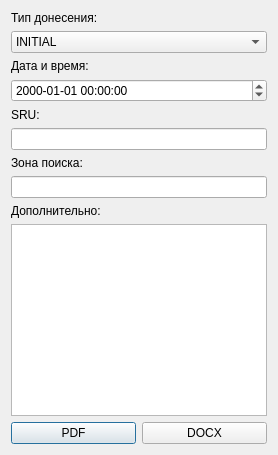
Old version of the form poiskmore_plugin/forms/SitrepForm.ui in the repository SmNikc/poisk-more-qgis.
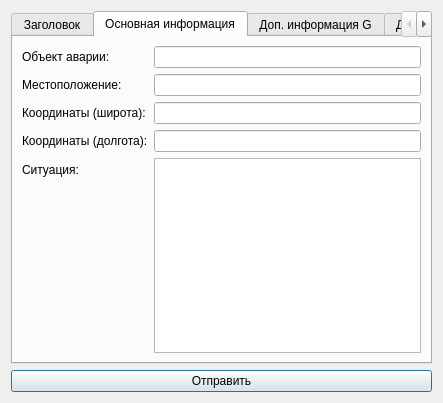
New version of the form. The open tabs and pages were chosen to show the change.

The edit to the form file:
```diff
--- a/poiskmore_plugin/forms/SitrepForm.ui
+++ b/poiskmore_plugin/forms/SitrepForm.ui
@@ -3,96 +3,205 @@
  <class>SitrepForm</class>
  <widget class="QDialog" name="SitrepForm">
   <property name="windowTitle">
-   <string>Создание SITREP</string>
+   <string>SITREP</string>
   </property>
-  <layout class="QVBoxLayout" name="verticalLayout">
+  <layout class="QVBoxLayout" name="mainLayout">
    <item>
-    <widget class="QLabel" name="labelType">
+    <widget class="QTabWidget" name="tabWidget">
+     <widget class="QWidget" name="tabHeader">
+      <attribute name="title">
+       <string>Заголовок</string>
+      </attribute>
+      <layout class="QFormLayout">
+       <item row="0" column="0">
+        <widget class="QLabel">
      <property name="text">
-      <string>Тип донесения:</string>
+          <string>Категория сообщения:</string>
      </property>
     </widget>
    </item>
+       <item row="0" column="1">
+        <widget class="QComboBox" name="comboCategory">
    <item>
-    <widget class="QComboBox" name="comboBoxType">
-     <item>
       <property name="text">
-       <string>INITIAL</string>
+           <string>Бедствие</string>
       </property>
      </item>
      <item>
       <property name="text">
-       <string>AMPLIFYING</string>
-      </property>
-     </item>
-     <item>
-      <property name="text">
-       <string>FINAL</string>
-      </property>
-     </item>
-    </widget>
-   </item>
-   <item>
-    <widget class="QLabel" name="labelDateTime">
+           <string>Тренировка</string>
+          </property>
+         </item>
+        </widget>
+       </item>
+       <item row="1" column="0">
+        <widget class="QLabel">
      <property name="text">
-      <string>Дата и время:</string>
+          <string>Дата и время (UTC):</string>
      </property>
     </widget>
    </item>
-   <item>
-    <widget class="QDateTimeEdit" name="dateTimeEdit">
-     <property name="displayFormat">
-      <string>yyyy-MM-dd HH:mm:ss</string>
-     </property>
-    </widget>
-   </item>
-   <item>
-    <widget class="QLabel" name="labelSRU">
+       <item row="1" column="1">
+        <widget class="QDateTimeEdit" name="dateTimeUtc"/>
+       </item>
+       <item row="2" column="0">
+        <widget class="QLabel">
      <property name="text">
-      <string>SRU:</string>
+          <string>От кого:</string>
      </property>
     </widget>
    </item>
-   <item>
-    <widget class="QLineEdit" name="lineEditSRU"/>
-   </item>
-   <item>
-    <widget class="QLabel" name="labelZone">
+       <item row="2" column="1">
+        <widget class="QLineEdit" name="editFrom"/>
+       </item>
+       <item row="3" column="0">
+        <widget class="QLabel">
      <property name="text">
-      <string>Зона поиска:</string>
+          <string>Кому:</string>
      </property>
     </widget>
    </item>
-   <item>
-    <widget class="QLineEdit" name="lineEditZone"/>
-   </item>
-   <item>
-    <widget class="QLabel" name="labelNotes">
+       <item row="3" column="1">
+        <widget class="QLineEdit" name="editTo"/>
+       </item>
+       <item row="4" column="0">
+        <widget class="QLabel">
      <property name="text">
       <string>Дополнительно:</string>
      </property>
     </widget>
    </item>
-   <item>
-    <widget class="QTextEdit" name="textEditNotes"/>
-   </item>
-   <item>
-    <layout class="QHBoxLayout" name="horizontalLayoutButtons">
-     <item>
-      <widget class="QPushButton" name="pushButtonPDF">
+       <item row="4" column="1">
+        <widget class="QTextEdit" name="textAdditional"/>
+       </item>
+      </layout>
+     </widget>
+     <widget class="QWidget" name="tabMainInfo">
+      <attribute name="title">
+       <string>Основная информация</string>
+      </attribute>
+      <layout class="QFormLayout">
+       <item row="0" column="0">
+        <widget class="QLabel">
        <property name="text">
-        <string>PDF</string>
+          <string>Объект аварии:</string>
        </property>
       </widget>
      </item>
-     <item>
-      <widget class="QPushButton" name="pushButtonDOCX">
+       <item row="0" column="1">
+        <widget class="QLineEdit" name="editObject"/>
+       </item>
+       <item row="1" column="0">
+        <widget class="QLabel">
        <property name="text">
-        <string>DOCX</string>
+          <string>Местоположение:</string>
        </property>
       </widget>
      </item>
-    </layout>
+       <item row="1" column="1">
+        <widget class="QLineEdit" name="editLocation"/>
+       </item>
+       <item row="2" column="0">
+        <widget class="QLabel">
+         <property name="text">
+          <string>Координаты (широта):</string>
+         </property>
+        </widget>
+       </item>
+       <item row="2" column="1">
+        <widget class="QLineEdit" name="editLat"/>
+       </item>
+       <item row="3" column="0">
+        <widget class="QLabel">
+         <property name="text">
+          <string>Координаты (долгота):</string>
+         </property>
+        </widget>
+       </item>
+       <item row="3" column="1">
+        <widget class="QLineEdit" name="editLon"/>
+       </item>
+       <item row="4" column="0">
+        <widget class="QLabel">
+         <property name="text">
+          <string>Ситуация:</string>
+         </property>
+        </widget>
+       </item>
+       <item row="4" column="1">
+        <widget class="QTextEdit" name="textSituation"/>
+       </item>
+      </layout>
+     </widget>
+     <widget class="QWidget" name="tabInfoG">
+      <attribute name="title">
+       <string>Доп. информация G</string>
+      </attribute>
+      <layout class="QFormLayout">
+       <item row="0" column="0">
+        <widget class="QLabel">
+         <property name="text">
+          <string>Размер (Д×Ш×Осадка):</string>
+         </property>
+        </widget>
+       </item>
+       <item row="0" column="1">
+        <widget class="QLineEdit" name="editSize"/>
+       </item>
+       <item row="1" column="0">
+        <widget class="QLabel">
+         <property name="text">
+          <string>MMSI/IMO:</string>
+         </property>
+        </widget>
+       </item>
+       <item row="1" column="1">
+        <widget class="QLineEdit" name="editMMSI"/>
+       </item>
+      </layout>
+     </widget>
+     <widget class="QWidget" name="tabInfoHJ">
+      <attribute name="title">
+       <string>Доп. информация H,J</string>
+      </attribute>
+      <layout class="QFormLayout">
+       <item row="0" column="0">
+        <widget class="QLabel">
+         <property name="text">
+          <string>Погода (ветер, течение):</string>
+         </property>
+        </widget>
+       </item>
+       <item row="0" column="1">
+        <widget class="QTextEdit" name="textWeather"/>
+       </item>
+      </layout>
+     </widget>
+     <widget class="QWidget" name="tabInfoKLMN">
+      <attribute name="title">
+       <string>K,L,M,N</string>
+      </attribute>
+      <layout class="QFormLayout">
+       <item row="0" column="0">
+        <widget class="QLabel">
+         <property name="text">
+          <string>Район поиска (K):</string>
+         </property>
+        </widget>
+       </item>
+       <item row="0" column="1">
+        <widget class="QTextEdit" name="textSearchArea"/>
+       </item>
+      </layout>
+     </widget>
+    </widget>
+   </item>
+   <item>
+    <widget class="QPushButton" name="buttonSend">
+     <property name="text">
+      <string>Отправить</string>
+     </property>
+    </widget>
    </item>
   </layout>
  </widget>
```
Lines whose indentation alone changed are shown as unchanged.
